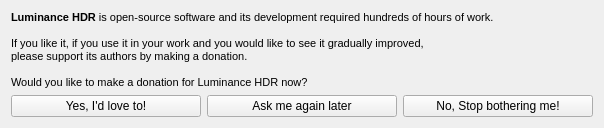
Before: the Qt Designer form src/MainWindow/DonationDialog.ui in LuminanceHDR/LuminanceHDR, drawn with Qt 5.
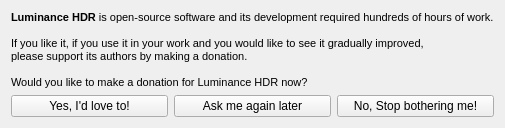
After: the same form once the commit is applied.

Patch:
```diff
--- a/src/MainWindow/DonationDialog.ui
+++ b/src/MainWindow/DonationDialog.ui
@@ -2,26 +2,12 @@
 <ui version="4.0">
  <class>DonationDialog</class>
  <widget class="QWidget" name="DonationDialog">
-  <property name="geometry">
-   <rect>
-    <x>0</x>
-    <y>0</y>
-    <width>604</width>
-    <height>127</height>
-   </rect>
-  </property>
   <property name="sizePolicy">
-   <sizepolicy hsizetype="Fixed" vsizetype="Fixed">
+   <sizepolicy hsizetype="Minimum" vsizetype="Minimum">
     <horstretch>0</horstretch>
     <verstretch>0</verstretch>
    </sizepolicy>
   </property>
-  <property name="maximumSize">
-   <size>
-    <width>604</width>
-    <height>127</height>
-   </size>
-  </property>
   <property name="windowTitle">
    <string>Luminance HDR - Make a Donation</string>
   </property>
```
